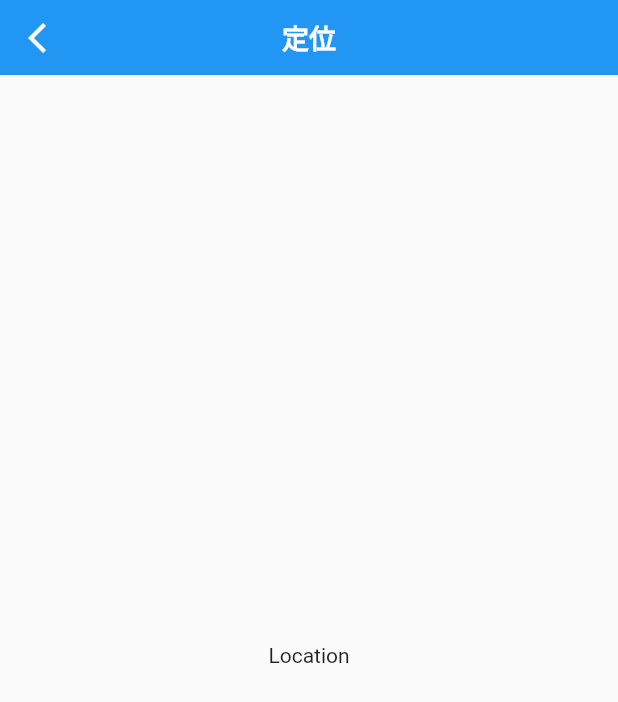
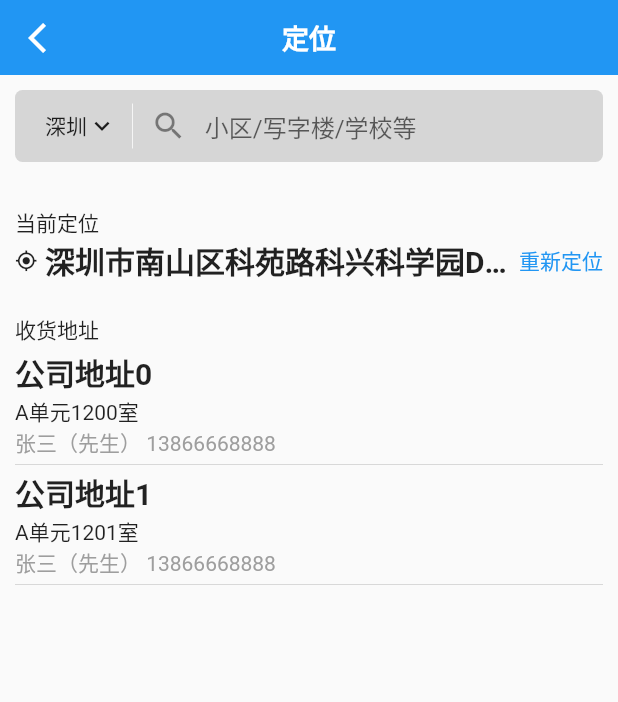
Before and after one commit to YangJ0720/flutter_supply, a Flutter app: the Location screen opened by its route, on a phone screen of 412 x 824 dp. Shown: the top 702 px of the screen. Run offline on Flutter 3.47's test engine with Material 2 defaults, Android fonts, the phone set to English and light mode, and no system bars; our stand-ins replace cached_network_image, dio, flutter_bloc; network calls fail.

Commit message:
优化定位界面

```diff
--- a/lib/page/location/location.dart
+++ b/lib/page/location/location.dart
@@ -1,4 +1,7 @@
 import 'package:flutter/material.dart';
+import 'package:flutter/rendering.dart';
+import 'package:flutter/widgets.dart';
+import 'package:supply/page/location/widget/location_search_view.dart';
 import 'package:supply/widget/bar/base_app_bar.dart';
 import 'package:supply/widget/bar/simple_app_bar.dart';
 
@@ -15,7 +18,81 @@ class _LocationState extends State<Location> {
   Widget build(BuildContext context) {
     return Scaffold(
       appBar: BaseAppBar(widget: SimpleAppBar(title: '定位')),
-      body: Center(child: Text('Location')),
+      body: CustomScrollView(
+        slivers: [
+          // 定位搜索框
+          SliverToBoxAdapter(child: LocationSearchView()),
+          // 当前定位
+          SliverToBoxAdapter(
+            child: Padding(
+              padding: EdgeInsets.only(left: 10, top: 20),
+              child: Text('当前定位'),
+            ),
+          ),
+          SliverToBoxAdapter(
+            child: Row(
+              children: [
+                Padding(
+                  padding: EdgeInsets.only(left: 10, right: 5),
+                  child: Icon(Icons.my_location, size: 15),
+                ),
+                Expanded(
+                  child: Text(
+                    '深圳市南山区科苑路科兴科学园D单元15F',
+                    style: TextStyle(
+                      fontSize: 20,
+                      fontWeight: FontWeight.bold,
+                    ),
+                    maxLines: 1,
+                    overflow: TextOverflow.ellipsis,
+                  ),
+                ),
+                Text('重新定位', style: TextStyle(color: Colors.blue)),
+                SizedBox(width: 10),
+              ],
+            ),
+          ),
+          // 收货地址
+          SliverToBoxAdapter(
+            child: Padding(
+              padding: EdgeInsets.only(left: 10, top: 20),
+              child: Text('收货地址'),
+            ),
+          ),
+          SliverFixedExtentList(
+            delegate: SliverChildBuilderDelegate((_, index) {
+              return Container(
+                child: Column(
+                  children: [
+                    Text(
+                      '公司地址$index',
+                      style: TextStyle(
+                        fontSize: 20,
+                        fontWeight: FontWeight.bold,
+                      ),
+                    ),
+                    Text('A单元120$index室'),
+                    Text(
+                      '张三（先生）\t13866668888',
+                      style: TextStyle(color: Colors.grey),
+                    ),
+                  ],
+                  crossAxisAlignment: CrossAxisAlignment.start,
+                  mainAxisAlignment: MainAxisAlignment.center,
+                ),
+                decoration: BoxDecoration(
+                  border: Border(
+                    bottom: BorderSide(color: Colors.grey, width: 0.25),
+                  ),
+                ),
+                height: 80,
+                margin: EdgeInsets.symmetric(horizontal: 10),
+              );
+            }, childCount: 2),
+            itemExtent: 80,
+          ),
+        ],
+      ),
     );
   }
 }
--- /dev/null
+++ b/lib/page/location/widget/location_search_view.dart
@@ -0,0 +1,39 @@
+import 'package:flutter/material.dart';
+
+///
+class LocationSearchView extends StatelessWidget {
+  @override
+  Widget build(BuildContext context) {
+    return Container(
+      child: Row(
+        children: [
+          Text('深圳'),
+          Icon(Icons.keyboard_arrow_down, size: 20),
+          Container(
+            color: Colors.white,
+            width: 0.5,
+            height: 30,
+            margin: EdgeInsets.only(left: 10),
+          ),
+          Expanded(
+            child: TextField(
+              maxLines: 1,
+              decoration: InputDecoration(
+                border: InputBorder.none,
+                hintText: '小区/写字楼/学校等',
+                prefixIcon: Icon(Icons.search),
+              ),
+              textInputAction: TextInputAction.search,
+            ),
+          ),
+        ],
+      ),
+      decoration: BoxDecoration(
+        borderRadius: BorderRadius.circular(5),
+        color: Colors.grey[350],
+      ),
+      margin: EdgeInsets.all(10),
+      padding: EdgeInsets.symmetric(horizontal: 20),
+    );
+  }
+}
```
